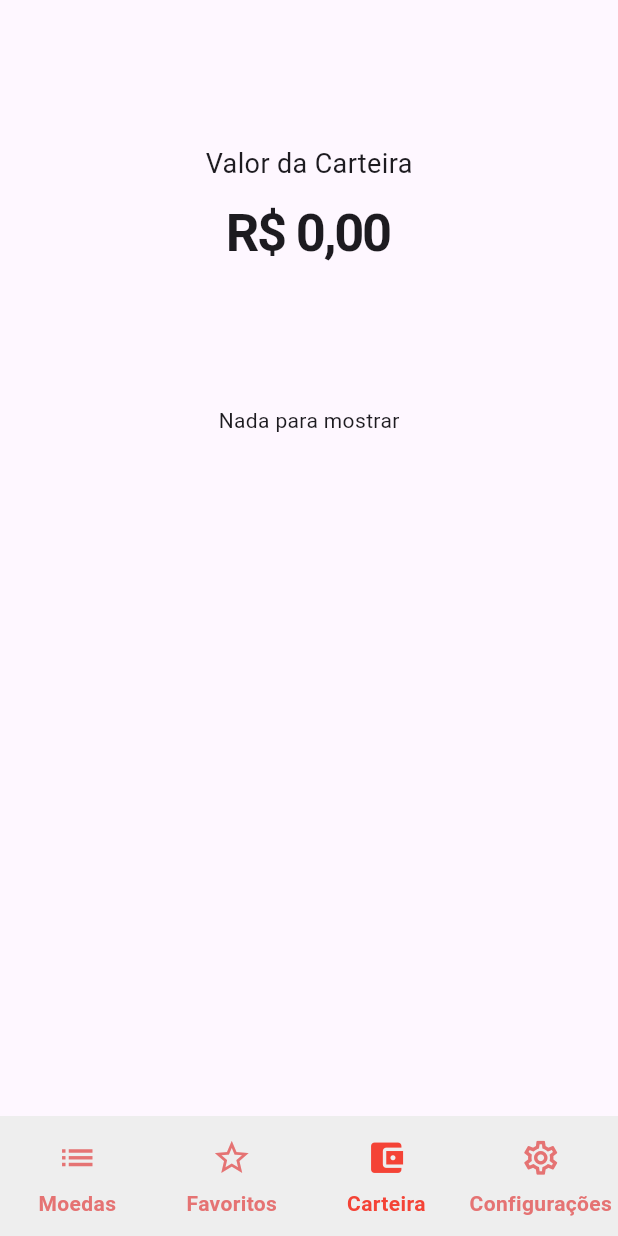
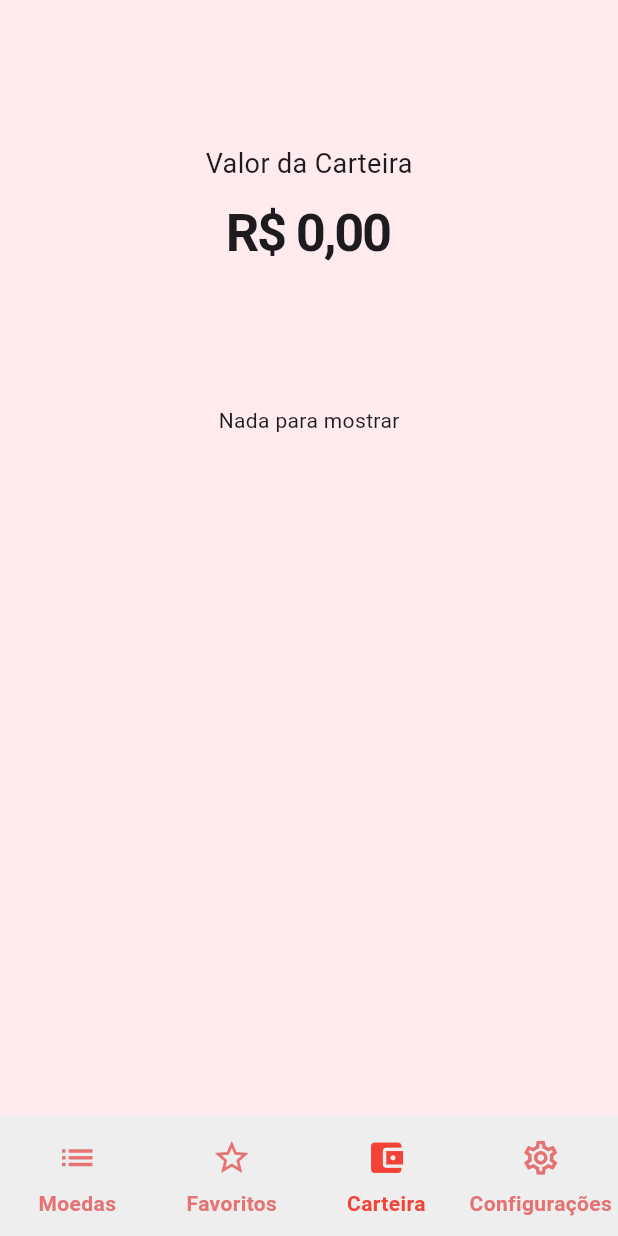
Before and after one commit to Tommy-jeff/crypto-quote, a Flutter app: the screen it shows after launch, swiped to page 3, on a phone screen of 412 x 824 dp. Run offline on Flutter 3.47's test engine with Material 3 defaults, Android fonts, the light colour scheme and no system bars; our stand-ins replace fl_chart, hive, hive_flutter, shared_preferences, sqflite; missing offline and left inert: dart:ffi; accounts and stored records are empty; statements that could not run were skipped.

Commit message:
feat: history implemented and fixed some bugs

```diff
--- /dev/null
+++ b/devtools_options.yaml
@@ -0,0 +1,3 @@
+description: This file stores settings for Dart & Flutter DevTools.
+documentation: https://docs.flutter.dev/tools/devtools/extensions#configure-extension-enablement-states
+extensions:
--- a/lib/components/coin_card.dart
+++ b/lib/components/coin_card.dart
@@ -4,6 +4,8 @@ import 'package:crypto_quote/repositories/favoritos_repository.dart';
 import 'package:flutter/material.dart';
 import 'package:intl/intl.dart';
 import 'package:provider/provider.dart';
+
+import '../configs/app_settings.dart';
 
 class CoinCard extends StatefulWidget {
   Moeda moeda;
@@ -15,7 +17,13 @@ class CoinCard extends StatefulWidget {
 }
 
 class _CoinCardState extends State<CoinCard> {
-  NumberFormat real = NumberFormat.currency(locale: "pt_BR", name: "R\$");
+  late NumberFormat real;
+  late Map<String, String> loc;
+
+  readNumberFormat() {
+    loc = context.watch<AppSettings>().locale;
+    real = NumberFormat.currency(locale: loc["locale"], name: loc["name"]);
+  }
 
   static Map<String, Color> precoColor = <String, Color>{
     'up': Colors.teal,
@@ -32,6 +40,7 @@ class _CoinCardState extends State<CoinCard> {
   @override
   Widget build(BuildContext context) {
     List<Moeda> alterFav = [widget.moeda];
+    readNumberFormat();
 
     return Card(
       margin: EdgeInsets.only(top: 12),
--- a/lib/main.dart
+++ b/lib/main.dart
@@ -11,6 +11,9 @@ void main() async {
   WidgetsFlutterBinding.ensureInitialized();
   await HiveConfig.start();
 
+  ///todo: operação completa de venda
+  ///todo: reformulação da organização das páginas para acomodar uma página das moedas compradas
+
   runApp(
     MultiProvider(
       providers: [
--- a/lib/models/historico.dart
+++ b/lib/models/historico.dart
@@ -0,0 +1,17 @@
+import 'package:crypto_quote/models/moeda.dart';
+
+class Historico {
+  DateTime dataOperacao;
+  String tipoOperacao;
+  Moeda moeda;
+  double valor;
+  double quantidade;
+
+  Historico({
+    required this.dataOperacao,
+    required this.tipoOperacao,
+    required this.moeda,
+    required this.valor,
+    required this.quantidade,
+  });
+}
--- a/lib/pages/carteira_page.dart
+++ b/lib/pages/carteira_page.dart
@@ -35,6 +35,7 @@ class _CarteiraPageState extends State<CarteiraPage> {
     setTotalCarteira();
 
     return Scaffold(
+      backgroundColor: Colors.red[50],
       body: SingleChildScrollView(
         padding: EdgeInsets.only(top: 48),
         child: Column(
@@ -54,6 +55,7 @@ class _CarteiraPageState extends State<CarteiraPage> {
               ),
             ),
             loadGrafico(),
+            loadHistorico(),
           ],
         ),
       ),
@@ -139,8 +141,13 @@ class _CarteiraPageState extends State<CarteiraPage> {
                     touchCallback:
                         (p0, p1) => {
                           setState(() {
-                            index = p1!.touchedSection!.touchedSectionIndex;
-                            setGraficoDados(index);
+                            final touchedSection = p1?.touchedSection;
+                            if (touchedSection != null) {
+                              index = p1!.touchedSection!.touchedSectionIndex;
+                              setGraficoDados(index);
+                            } else {
+                              index = -1;
+                            }
                           }),
                         },
                   ),
@@ -167,6 +174,26 @@ class _CarteiraPageState extends State<CarteiraPage> {
   }
 
   loadHistorico(){
+    final historico = conta.historico;
+    final date = DateFormat("dd/MM/yyyy - HH:mm");
+    List<Widget> widgets = [];
 
+    for (var transacao in historico) {
+      final dateUtc = transacao.dataOperacao.toUtc();
+      final dateLocal = dateUtc.toLocal();
+      widgets.add(
+        ListTile(
+          title: Text("${transacao.tipoOperacao.toUpperCase()} - ${transacao.moeda.nome}"),
+          subtitle: Text(date.format(dateLocal)),
+          trailing: Text(real.format(transacao.moeda.preco * transacao.quantidade)),
+        )
+      );
+
+      widgets.add(Divider());
+    }
+
+    return Column(
+      children: widgets,
+    );
   }
 }
--- a/lib/pages/favoritos_page.dart
+++ b/lib/pages/favoritos_page.dart
@@ -1,7 +1,10 @@
 import 'package:crypto_quote/components/coin_card.dart';
 import 'package:crypto_quote/repositories/favoritos_repository.dart';
 import 'package:flutter/material.dart';
+import 'package:intl/intl.dart';
 import 'package:provider/provider.dart';
+
+import '../configs/app_settings.dart';
 
 class FavoritosPage extends StatefulWidget {
   const FavoritosPage({super.key});
@@ -11,6 +14,7 @@ class FavoritosPage extends StatefulWidget {
 }
 
 class _FavoritosPageState extends State<FavoritosPage> {
+
   @override
   Widget build(BuildContext context) {
     return Scaffold(
--- a/lib/pages/moedas_page.dart
+++ b/lib/pages/moedas_page.dart
@@ -88,7 +88,7 @@ class _MoedasPageState extends State<MoedasPage> with TickerProviderStateMixin {
         floating: true,
         centerTitle: true,
         title: Text("Cripto Moedas", style: TextStyle(color: Colors.white)),
-        backgroundColor: Colors.red,
+        backgroundColor: Colors.red[700],
         actions: [
           changeLanguageButton(),
           IconButton(
@@ -221,9 +221,6 @@ class _MoedasPageState extends State<MoedasPage> with TickerProviderStateMixin {
                                 size: 20,
                               ),
                             ),
-                            // if (favoritosRepository.listaFavoritos.any((fav) => fav.sigla == tabela[moeda]
-                            // ))
-                            //   Icon(Icons.star, color: Colors.amber, size: 20),
                           ],
                         ),
                         trailing: Text(real.format(tabela[moeda].preco)),
--- a/lib/repositories/conta_repository.dart
+++ b/lib/repositories/conta_repository.dart
@@ -1,8 +1,11 @@
+import 'dart:developer';
+
 import 'package:crypto_quote/repositories/moeda_repository.dart';
 import 'package:flutter/cupertino.dart';
 import 'package:sqflite/sqflite.dart';
 
 import '../database/db.dart';
+import '../models/historico.dart';
 import '../models/moeda.dart';
 import '../models/posicao.dart';
 
@@ -15,6 +18,7 @@ class ContaRepository extends ChangeNotifier {
   double get saldo => _saldo;
 
   List<Posicao> get carteira => _carteira;
+
   List<Historico> get historico => _historico;
 
   ContaRepository() {
@@ -24,6 +28,7 @@ class ContaRepository extends ChangeNotifier {
   _initRepository() async {
     await _getSaldo();
     await _getCarteira();
+    await _getHistorico();
   }
 
   _getSaldo() async {
@@ -80,6 +85,7 @@ class ContaRepository extends ChangeNotifier {
         "tipo_operacao": "compra",
         "data_operacao": DateTime.now().millisecondsSinceEpoch,
       });
+      log("time now ${DateTime.now().millisecondsSinceEpoch}");
 
       /// Atualizar o saldo
       await txn.update("conta", {"saldo": saldo - valor});
@@ -96,7 +102,29 @@ class ContaRepository extends ChangeNotifier {
       Moeda moeda = MoedaRepository.tabela.firstWhere(
         (m) => m.sigla == posicao["sigla"],
       );
-      _carteira.add(Posicao(moeda: moeda, quantidade: double.parse(posicao["quantidade"])));
+      _carteira.add(
+        Posicao(moeda: moeda, quantidade: double.parse(posicao["quantidade"])),
+      );
+    }
+    notifyListeners();
+  }
+
+  _getHistorico() async {
+    _historico = [];
+    List transacoes = await db.query("historico");
+    for (var transacao in transacoes) {
+      Moeda moeda = MoedaRepository.tabela.firstWhere(
+        (m) => m.sigla == transacao["sigla"],
+      );
+      _historico.add(
+        Historico(
+          dataOperacao: DateTime.fromMillisecondsSinceEpoch(transacao["data_operacao"]),
+          tipoOperacao: transacao["tipo_operacao"],
+          moeda: moeda,
+          valor: transacao["valor"],
+          quantidade: double.parse(transacao["quantidade"]),
+        ),
+      );
     }
     notifyListeners();
   }
```
Also changed, not shown: lib/configs/const.dart (added).
